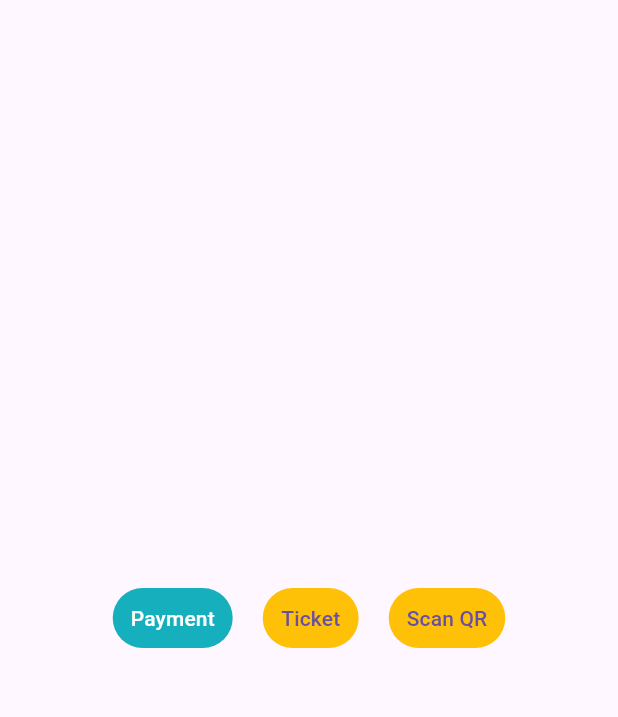
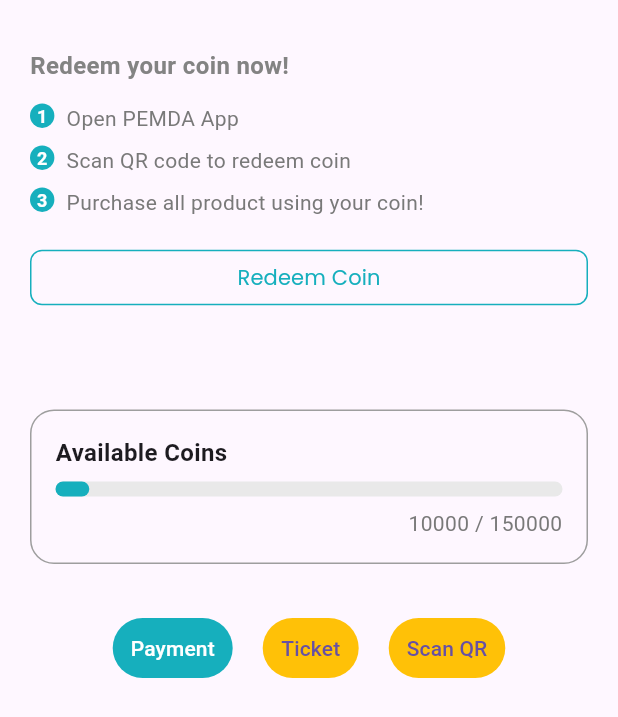
Before and after one commit to aryaramadika/payment_module, a Flutter app: the screen it shows after launch, on a phone screen of 412 x 824 dp. Shown: the top 717 px of the screen. Run offline on Flutter 3.47's test engine with Material 3 defaults, Android fonts, the phone set to English and light mode, and no system bars; our stand-ins replace image_picker; missing offline and left inert: images_picker, qr_code_scanner, scan; generated files the repository leaves out were written again; project files that could hold a hidden picture were left out.

Commit message:
finish scanner and progress bar coin

```diff
--- a/lib/home.dart
+++ b/lib/home.dart
@@ -3,6 +3,9 @@
 import 'package:payment_module/payment/screens/widget/header/header.dart';
 import 'package:payment_module/payment/screens/widget/steps.dart';
 import 'package:payment_module/payment/style/styles.dart';
+import 'package:payment_module/wigdet/coin/new_progress_coin.dart';
+import 'package:payment_module/wigdet/coin/progress_coin.dart';
+import 'package:payment_module/wigdet/coin/redeem_guide.dart';
 
 class Home extends StatelessWidget {
   const Home({super.key});
@@ -10,8 +13,18 @@
   @override
   Widget build(BuildContext context) {
     return Scaffold(
-      body: Center(
-        child: Row(
+      body: SafeArea(
+        child: Center(
+          child: Column(
+            children: [
+              RedeemGuide(),
+              Container(
+                  padding: EdgeInsets.symmetric(horizontal: 20, vertical: 32),
+                  child: ProgressCoinWidget(
+                    availableCoins: 150000,
+                    coinUsed: 10000,
+                  )),
+              Row(
                 mainAxisAlignment: MainAxisAlignment.center,
                 children: [
                   TextButton(
@@ -23,8 +36,8 @@
                           // Pass the arguments as part of the RouteSettings. The
                           // DetailScreen reads the arguments from these settings.
                           settings: RouteSettings(
-                      arguments: PaymentArguments(
-                          const Header(), const StepsWidget(), "/", 1000000),
+                            arguments: PaymentArguments(const Header(),
+                                const StepsWidget(), "/", 1000000),
                           ),
                         ),
                       );
@@ -63,6 +76,9 @@
                   )
                 ],
               ),
+            ],
+          ),
+        ),
       ),
     );
   }
--- a/lib/payment/style/styles.dart
+++ b/lib/payment/style/styles.dart
@@ -4,6 +4,7 @@
 Color blackColor = const Color(0xff202020);
 Color greyColor = const Color(0xff797979);
 Color whiteColor = const Color(0xffffffff);
+Color secondGreyColor = const Color(0XFF838383);
 
 Color successColor = const Color(0xff53D258);
 Color errorColor = const Color(0xffEB70A5);
--- /dev/null
+++ b/lib/wigdet/button/button.dart
@@ -0,0 +1,50 @@
+import 'package:flutter/material.dart';
+import 'package:payment_module/payment/style/styles.dart';
+
+class ButtonRedeemWidget extends StatelessWidget {
+  const ButtonRedeemWidget(
+      {super.key,
+      required this.isButtonDisabled,
+      required this.title,
+      required this.paddinHorizontal,
+      required this.paddingVertical});
+
+  final bool isButtonDisabled;
+  final String title;
+  final double paddinHorizontal;
+  final double paddingVertical;
+
+  @override
+  Widget build(BuildContext context) {
+    print("is disable $isButtonDisabled");
+    return Container(
+      padding: EdgeInsets.symmetric(
+          horizontal: paddinHorizontal, vertical: paddingVertical),
+      child: OutlinedButton(
+        onPressed: () {
+          Navigator.pushNamed(context, '/scan-qr');
+          // Your button logic goes here
+          // print('Button pressed!');
+        },
+        style: ButtonStyle(
+          minimumSize:
+              MaterialStateProperty.all(const Size(double.infinity, 37)),
+          shape: MaterialStateProperty.all(
+            RoundedRectangleBorder(
+              borderRadius: BorderRadius.circular(8.0), // Set border radius
+            ),
+          ),
+          side: MaterialStateProperty.all(
+            BorderSide(color: primary), // Set border color to primary
+          ),
+          // You can customize other button properties here
+        ),
+        child: Text(
+          title,
+          style: TextStyle(
+              fontWeight: medium, color: primary, fontFamily: "Poppins"),
+        ),
+      ),
+    );
+  }
+}
--- /dev/null
+++ b/lib/wigdet/coin/progress_coin.dart
@@ -0,0 +1,76 @@
+import 'package:flutter/material.dart';
+import 'package:payment_module/payment/style/styles.dart';
+
+class ProgressCoinWidget extends StatefulWidget {
+  const ProgressCoinWidget(
+      {Key? key, required this.availableCoins, required this.coinUsed})
+      : super(key: key);
+  final double availableCoins;
+  final double coinUsed; // Assume availableCoins is a percentage (0.0 to 1.0)
+
+  @override
+  State<ProgressCoinWidget> createState() => _ProgressCoinWidgetState();
+}
+
+class _ProgressCoinWidgetState extends State<ProgressCoinWidget> {
+  double maxCoins = 1000000;
+
+  @override
+  Widget build(BuildContext context) {
+    double progressValue =
+        (widget.coinUsed / widget.availableCoins).clamp(0.0, 1.0);
+
+    return Container(
+      width: double.infinity,
+      padding: EdgeInsets.all(16.0),
+      decoration: BoxDecoration(
+        borderRadius: BorderRadius.circular(16.0),
+        border: Border.all(
+          color: Colors.grey, // You can set the border color
+        ),
+      ),
+      child: Column(
+        crossAxisAlignment: CrossAxisAlignment.start,
+        children: [
+          Row(
+            mainAxisAlignment: MainAxisAlignment.spaceBetween,
+            children: [
+              Text(
+                'Available Coins',
+                style: TextStyle(
+                  fontSize: 16.0,
+                  fontWeight: semiBold,
+                ),
+              ),
+            ],
+          ),
+          SizedBox(height: 8.0),
+          Column(
+            crossAxisAlignment: CrossAxisAlignment.start,
+            children: [
+              LinearProgressIndicator(
+                value: progressValue,
+                minHeight: 10.0,
+                backgroundColor: Color(0xFFE9E9E9),
+                valueColor: AlwaysStoppedAnimation<Color>(primary),
+                borderRadius: BorderRadius.circular(6.0),
+              ),
+              SizedBox(height: 8.0),
+              SizedBox(
+                width: double.infinity,
+                child: Text(
+                  ' ${widget.coinUsed.toInt()} / ${widget.availableCoins.toInt()} ',
+                  style: TextStyle(
+                    fontSize: 14.0,
+                    color: Color(0xff797979),
+                  ),
+                  textAlign: TextAlign.end,
+                ),
+              ),
+            ],
+          )
+        ],
+      ),
+    );
+  }
+}
--- /dev/null
+++ b/lib/wigdet/coin/redeem_guide.dart
@@ -0,0 +1,99 @@
+import 'package:flutter/foundation.dart';
+import 'package:flutter/material.dart';
+import 'package:payment_module/payment/style/styles.dart';
+import 'package:payment_module/wigdet/button/button.dart';
+
+class RedeemGuide extends StatefulWidget {
+  const RedeemGuide({super.key});
+
+  @override
+  State<RedeemGuide> createState() => _RedeemGuideState();
+}
+
+class _RedeemGuideState extends State<RedeemGuide> {
+  final List<String> steps = [
+    'Open PEMDA App',
+    'Scan QR code to redeem coin',
+    'Purchase all product using your coin!',
+  ];
+  @override
+  Widget build(BuildContext context) {
+    return Container(
+      padding: EdgeInsets.symmetric(horizontal: 20, vertical: 32),
+      child: Column(
+        crossAxisAlignment: CrossAxisAlignment.start,
+        children: [
+          Text(
+            'Redeem your coin now!',
+            style: TextStyle(
+              fontSize: 16,
+              fontWeight: semiBold,
+              color: secondGreyColor,
+            ),
+          ),
+          SizedBox(height: 10),
+          NumberedList(items: steps),
+          SizedBox(height: 12),
+          ButtonRedeemWidget(
+              isButtonDisabled: false,
+              title: "Redeem Coin",
+              paddinHorizontal: 0,
+              paddingVertical: 0)
+        ],
+      ),
+    );
+  }
+}
+
+class NumberedList extends StatelessWidget {
+  final List<String> items;
+
+  NumberedList({required this.items});
+
+  @override
+  Widget build(BuildContext context) {
+    return ListView.builder(
+      shrinkWrap: true,
+      itemCount: items.length,
+      itemBuilder: (context, index) {
+        return Padding(
+          padding: const EdgeInsets.symmetric(vertical: 4),
+          child: Row(
+            crossAxisAlignment: CrossAxisAlignment.start,
+            children: [
+              Container(
+                height: 16.25,
+                width: 16.25,
+                // padding: EdgeInsets.symmetric(horizontal: 6),
+                decoration: BoxDecoration(
+                    color: primary, borderRadius: BorderRadius.circular(100)),
+                child: Center(
+                  child: Text(
+                    '${index + 1}',
+                    style: TextStyle(
+                      fontSize: 12,
+                      fontWeight: semiBold,
+                      color: whiteColor,
+                      // fontFamily: "Poppins",
+                    ),
+                  ),
+                ),
+              ),
+              SizedBox(width: 8),
+              Expanded(
+                child: Text(
+                  items[index],
+                  style: TextStyle(
+                    fontSize: 14,
+                    fontWeight: regular,
+                    color: Color(0xff797979),
+                  ),
+                ),
+              ),
+            ],
+          ),
+        );
+      },
+    );
+  }
+}
--- a/pubspec.yaml
+++ b/pubspec.yaml
@@ -15,8 +15,12 @@
 
   flutter_localizations:
     sdk: flutter
+  image: ^4.1.3
+  image_picker: ^1.0.6
+  images_picker: ^1.2.11
   intl: ^0.18.1
   qr_code_scanner: ^1.0.1
+  scan: ^1.6.0
   timezone: ^0.9.2
 
 dev_dependencies:
```
Also changed, not shown: lib/coin/barcode.dart (+112 -4 lines), lib/wigdet/coin/new_progress_coin.dart (added, +147 -0 lines), pubspec.lock, 11 other files. Lines whose indentation alone changed are shown as unchanged.
